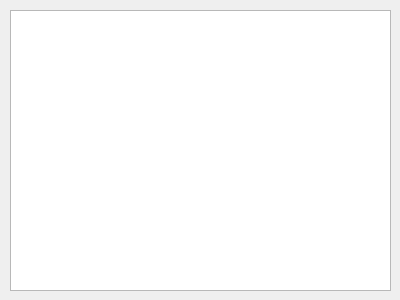
JstSmbd/coffee, file main.ui: the form before one commit.
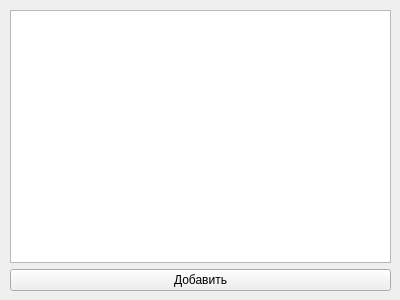
The form after the commit.

Diff of the .ui file:
```diff
--- a/main.ui
+++ b/main.ui
@@ -26,6 +26,13 @@
     <item row="0" column="0">
      <widget class="QTableWidget" name="tableWidget"/>
     </item>
+    <item row="1" column="0">
+     <widget class="QPushButton" name="pushButton">
+      <property name="text">
+       <string>Добавить</string>
+      </property>
+     </widget>
+    </item>
    </layout>
   </widget>
  </widget>
```
